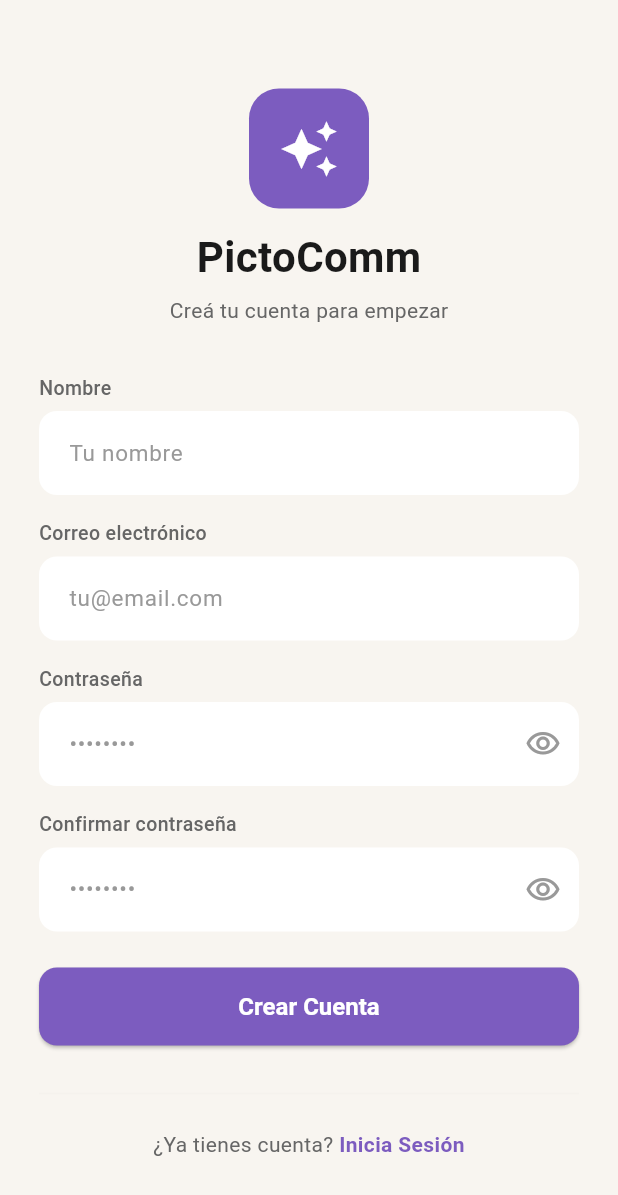
After one commit to octamoyanoo/pictocomm, a Flutter app: the SignUpScreen screen opened by its route, on a phone screen of 412 x 824 dp. The commit adds this screen. Shown: the top 1195 px of the screen. Run offline on Flutter 3.47's test engine with Material 3 defaults, Android fonts, the light colour scheme and no system bars.

Commit message:
feat(frontend): pantalla de crear cuenta con validaciones

```diff
--- a/src/frontend/analysis_options.yaml
+++ b/src/frontend/analysis_options.yaml
@@ -15,6 +15,7 @@ analyzer:
     - android/**
     - ios/**
     - windows/**
+    - web/**
 
 linter:
   # The lint rules applied to this project can be customized in the
--- a/src/frontend/lib/app.dart
+++ b/src/frontend/lib/app.dart
@@ -5,6 +5,7 @@ import 'core/constants/app_routes.dart';
 import 'core/di/injector.dart';
 import 'core/theme/app_theme.dart';
 import 'features/auth/presentation/screens/login_screen.dart';
+import 'features/auth/presentation/screens/sign_up_screen.dart';
 import 'features/catalog/presentation/providers/catalog_provider.dart';
 import 'features/catalog/presentation/screens/home_screen.dart';
 
@@ -17,6 +18,8 @@ final class AppRouter {
     switch (settings.name) {
       case AppRoutes.login:
         return MaterialPageRoute<void>(builder: (_) => const LoginScreen());
+      case AppRoutes.signup:
+        return MaterialPageRoute<void>(builder: (_) => const SignUpScreen());
       case AppRoutes.home:
         return MaterialPageRoute<void>(
           builder: (_) => ChangeNotifierProvider<CatalogProvider>(
--- a/src/frontend/lib/core/constants/app_routes.dart
+++ b/src/frontend/lib/core/constants/app_routes.dart
@@ -1,4 +1,5 @@
 class AppRoutes {
   static const String login = '/';
+  static const String signup = '/signup';
   static const String home = '/home';
 }
--- /dev/null
+++ b/src/frontend/lib/features/auth/presentation/screens/sign_up_screen.dart
@@ -0,0 +1,250 @@
+import 'package:flutter/material.dart';
+
+import '../../../../core/constants/app_routes.dart';
+import '../../../../core/theme/app_theme.dart';
+
+final class SignUpScreen extends StatefulWidget {
+  const SignUpScreen({super.key});
+
+  @override
+  State<SignUpScreen> createState() => _SignUpScreenState();
+}
+
+final class _SignUpScreenState extends State<SignUpScreen> {
+  static final RegExp _emailRegExp = RegExp(r'^[^@\s]+@[^@\s]+\.[^@\s]+$');
+
+  final _formKey = GlobalKey<FormState>();
+  final _nameController = TextEditingController();
+  final _emailController = TextEditingController();
+  final _passwordController = TextEditingController();
+  final _confirmController = TextEditingController();
+
+  bool _obscurePassword = true;
+  bool _obscureConfirmPassword = true;
+
+  @override
+  void dispose() {
+    _nameController.dispose();
+    _emailController.dispose();
+    _passwordController.dispose();
+    _confirmController.dispose();
+    super.dispose();
+  }
+
+  String? _validatePassword(String? value) {
+    if (value == null || value.isEmpty) {
+      return 'Ingresá una contraseña';
+    }
+    if (value.length < 8) {
+      return 'Debe tener al menos 8 caracteres';
+    }
+    return null;
+  }
+
+  void _submit() {
+    if (!(_formKey.currentState?.validate() ?? false)) {
+      return;
+    }
+    Navigator.of(context).pushNamedAndRemoveUntil(AppRoutes.home, (route) => false);
+  }
+
+  @override
+  Widget build(BuildContext context) {
+    return Scaffold(
+      body: SafeArea(
+        child: LayoutBuilder(
+          builder: (context, constraints) {
+            return SingleChildScrollView(
+              child: ConstrainedBox(
+                constraints: BoxConstraints(minHeight: constraints.maxHeight),
+                child: Padding(
+                  padding: const EdgeInsets.fromLTRB(24, 32, 24, 24),
+                  child: Center(
+                    child: ConstrainedBox(
+                      constraints: const BoxConstraints(maxWidth: 360),
+                      child: Form(
+                        key: _formKey,
+                        child: Column(
+                          mainAxisSize: MainAxisSize.min,
+                          crossAxisAlignment: CrossAxisAlignment.stretch,
+                          children: [
+                            const _LogoSection(),
+                            const SizedBox(height: 32),
+                            const _FieldLabel('Nombre'),
+                            TextFormField(
+                              controller: _nameController,
+                              textCapitalization: TextCapitalization.words,
+                              autofillHints: const [AutofillHints.name],
+                              textInputAction: TextInputAction.next,
+                              decoration: const InputDecoration(hintText: 'Tu nombre'),
+                              key: const Key('signup_name'),
+                              validator: (value) {
+                                if (value == null || value.trim().isEmpty) {
+                                  return 'Ingresá tu nombre';
+                                }
+                                return null;
+                              },
+                              onFieldSubmitted: (_) => FocusScope.of(context).nextFocus(),
+                            ),
+                            const SizedBox(height: 16),
+                            const _FieldLabel('Correo electrónico'),
+                            TextFormField(
+                              controller: _emailController,
+                              keyboardType: TextInputType.emailAddress,
+                              autofillHints: const [AutofillHints.email],
+                              textInputAction: TextInputAction.next,
+                              decoration: const InputDecoration(hintText: 'tu@email.com'),
+                              key: const Key('signup_email'),
+                              validator: (value) {
+                                if (value == null || value.trim().isEmpty) {
+                                  return 'Ingresá tu correo';
+                                }
+                                if (!_emailRegExp.hasMatch(value.trim())) {
+                                  return 'El correo no es válido';
+                                }
+                                return null;
+                              },
+                              onFieldSubmitted: (_) => FocusScope.of(context).nextFocus(),
+                            ),
+                            const SizedBox(height: 16),
+                            const _FieldLabel('Contraseña'),
+                            TextFormField(
+                              controller: _passwordController,
+                              keyboardType: TextInputType.visiblePassword,
+                              autofillHints: const [AutofillHints.newPassword],
+                              textInputAction: TextInputAction.next,
+                              key: const Key('signup_password'),
+                              obscureText: _obscurePassword,
+                              decoration: InputDecoration(
+                                hintText: '••••••••',
+                                suffixIcon: IconButton(
+                                  onPressed: () => setState(() => _obscurePassword = !_obscurePassword),
+                                  icon: Icon(
+                                    _obscurePassword ? Icons.visibility_outlined : Icons.visibility_off_outlined,
+                                    color: AppColors.textMuted,
+                                  ),
+                                ),
+                              ),
+                              validator: _validatePassword,
+                              onFieldSubmitted: (_) => FocusScope.of(context).nextFocus(),
+                            ),
+                            const SizedBox(height: 16),
+                            const _FieldLabel('Confirmar contraseña'),
+                            TextFormField(
+                              controller: _confirmController,
+                              keyboardType: TextInputType.visiblePassword,
+                              autofillHints: const [AutofillHints.newPassword],
+                              key: const Key('signup_confirm_password'),
+                              obscureText: _obscureConfirmPassword,
+                              decoration: InputDecoration(
+                                hintText: '••••••••',
+                                suffixIcon: IconButton(
+                                  onPressed:
+                                      () => setState(() => _obscureConfirmPassword = !_obscureConfirmPassword),
+                                  icon: Icon(
+                                    _obscureConfirmPassword
+                                        ? Icons.visibility_outlined
+                                        : Icons.visibility_off_outlined,
+                                    color: AppColors.textMuted,
+                                  ),
+                                ),
+                              ),
+                              validator: (value) {
+                                final passwordError = _validatePassword(value);
+                                if (passwordError != null) {
+                                  return passwordError;
+                                }
+                                if (value != _passwordController.text) {
+                                  return 'Las contraseñas no coinciden';
+                                }
+                                return null;
+                              },
+                              onFieldSubmitted: (_) => _submit(),
+                            ),
+                            const SizedBox(height: 24),
+                            ElevatedButton(onPressed: _submit, child: const Text('Crear Cuenta')),
+                            const SizedBox(height: 24),
+                            const Divider(color: AppColors.surfaceSecondary, thickness: 1),
+                            const SizedBox(height: 16),
+                            const _LoginLink(),
+                          ],
+                        ),
+                      ),
+                    ),
+                  ),
+                ),
+              ),
+            );
+          },
+        ),
+      ),
+    );
+  }
+}
+
+final class _LogoSection extends StatelessWidget {
+  const _LogoSection();
+
+  @override
+  Widget build(BuildContext context) {
+    return Column(
+      children: [
+        Container(
+          width: 80,
+          height: 80,
+          decoration: BoxDecoration(color: AppColors.accent, borderRadius: BorderRadius.circular(20)),
+          child: const Icon(Icons.auto_awesome, color: AppColors.surface, size: 40),
+        ),
+        const SizedBox(height: 12),
+        const Text('PictoComm', style: TextStyle(fontSize: 28, fontWeight: FontWeight.w700, color: AppColors.textPrimary)),
+        const SizedBox(height: 6),
+        const Text('Creá tu cuenta para empezar', style: TextStyle(fontSize: 14, color: AppColors.textSecondary)),
+      ],
+    );
+  }
+}
+
+final class _FieldLabel extends StatelessWidget {
+  const _FieldLabel(this.label);
+
+  final String label;
+
+  @override
+  Widget build(BuildContext context) {
+    return Align(
+      alignment: Alignment.centerLeft,
+      child: Padding(
+        padding: const EdgeInsets.only(bottom: 6),
+        child: Text(label, style: const TextStyle(fontSize: 13, fontWeight: FontWeight.w500, color: AppColors.textSecondary)),
+      ),
+    );
+  }
+}
+
+final class _LoginLink extends StatelessWidget {
+  const _LoginLink();
+
+  @override
+  Widget build(BuildContext context) {
+    return GestureDetector(
+      onTap: () {
+        Navigator.of(context).pushReplacementNamed(AppRoutes.login);
+      },
+      behavior: HitTestBehavior.opaque,
+      child: Text.rich(
+        TextSpan(
+          text: '¿Ya tienes cuenta? ',
+          style: const TextStyle(fontSize: 14, color: AppColors.textSecondary),
+          children: [
+            const TextSpan(
+              text: 'Inicia Sesión',
+              style: TextStyle(fontSize: 14, fontWeight: FontWeight.w600, color: AppColors.accent),
+            ),
+          ],
+        ),
+        textAlign: TextAlign.center,
+        key: const Key('signup_login_link'),
+      ),
+    );
+  }
+}
```
Also changed, not shown: src/frontend/lib/features/auth/presentation/screens/login_screen.dart (+10 -10 lines), 9 other files.
